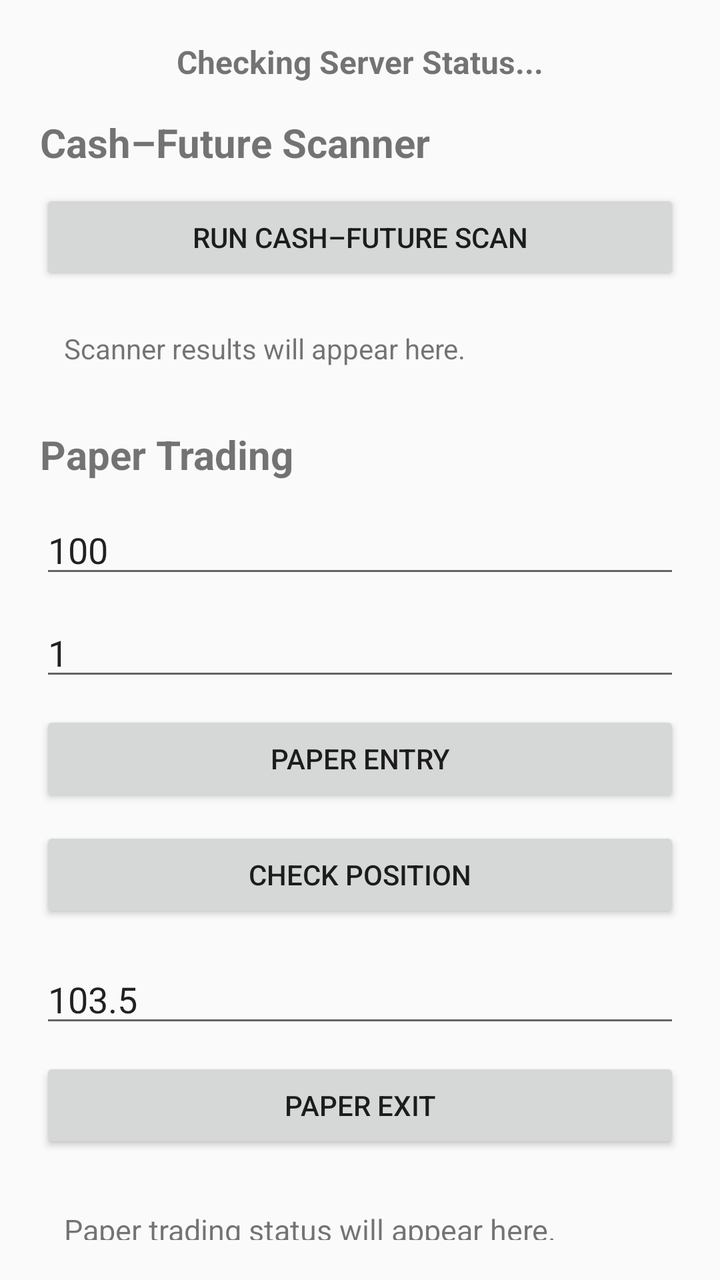
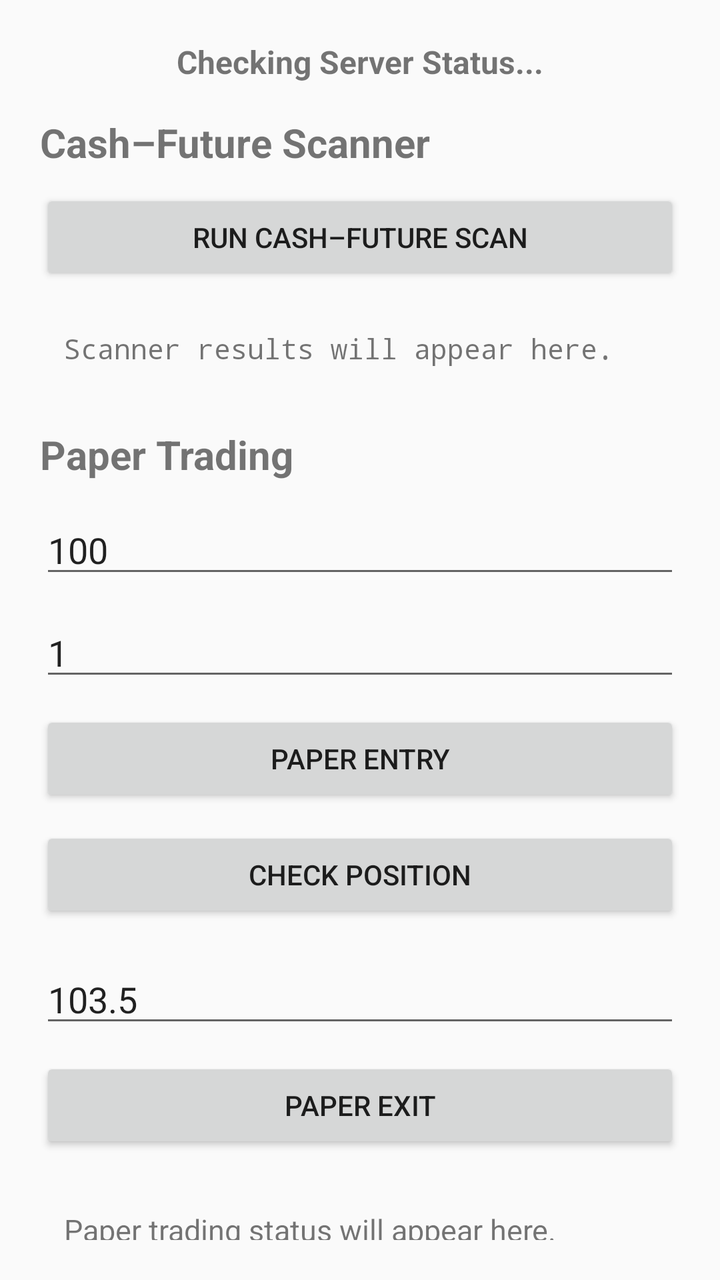

Screens rendered from an Android XML layout before and after an edit, with the pre-edit source and the edit as a unified diff.
<!-- AndroidManifest.xml: application theme Theme.AppCompat.DayNight.DarkActionBar -->
<!-- res/layout/activity_main.xml -->
<?xml version="1.0" encoding="utf-8"?>
<ScrollView xmlns:android="http://schemas.android.com/apk/res/android" android:layout_width="match_parent" android:layout_height="match_parent" android:padding="20dp">
    <LinearLayout android:layout_width="match_parent" android:layout_height="wrap_content" android:orientation="vertical">
        <TextView android:id="@+id/tvStatus" android:layout_width="match_parent" android:layout_height="wrap_content" android:text="Checking Server Status..." android:textSize="16sp" android:textStyle="bold" android:gravity="center" android:paddingBottom="16dp" />
        <TextView android:layout_width="match_parent" android:layout_height="wrap_content" android:text="Cash–Future Scanner" android:textSize="20sp" android:textStyle="bold" android:paddingBottom="10dp" />
        <Button android:id="@+id/btnRunScanner" android:layout_width="match_parent" android:layout_height="wrap_content" android:text="RUN CASH–FUTURE SCAN" android:layout_marginBottom="10dp" />
        <TextView android:id="@+id/tvScannerResult" android:layout_width="match_parent" android:layout_height="wrap_content" android:text="Scanner results will appear here." android:textSize="14sp" android:padding="12dp" android:layout_marginBottom="18dp" />
        <TextView android:layout_width="match_parent" android:layout_height="wrap_content" android:text="Paper Trading" android:textSize="20sp" android:textStyle="bold" android:paddingBottom="12dp" />
        <EditText android:id="@+id/etEntryPrice" android:layout_width="match_parent" android:layout_height="wrap_content" android:hint="Entry Price" android:inputType="numberDecimal" android:text="100" android:layout_marginBottom="10dp" />
        <EditText android:id="@+id/etQuantity" android:layout_width="match_parent" android:layout_height="wrap_content" android:hint="Quantity" android:inputType="numberDecimal" android:text="1" android:layout_marginBottom="10dp" />
        <Button android:id="@+id/btnPaperEntry" android:layout_width="match_parent" android:layout_height="wrap_content" android:text="PAPER ENTRY" android:layout_marginBottom="10dp" />
        <Button android:id="@+id/btnPaperPosition" android:layout_width="match_parent" android:layout_height="wrap_content" android:text="CHECK POSITION" android:layout_marginBottom="16dp" />
        <EditText android:id="@+id/etExitPrice" android:layout_width="match_parent" android:layout_height="wrap_content" android:hint="Exit Price" android:inputType="numberDecimal" android:text="103.5" android:layout_marginBottom="10dp" />
        <Button android:id="@+id/btnPaperExit" android:layout_width="match_parent" android:layout_height="wrap_content" android:text="PAPER EXIT" android:layout_marginBottom="16dp" />
        <TextView android:id="@+id/tvPaperResult" android:layout_width="match_parent" android:layout_height="wrap_content" android:text="Paper trading status will appear here." android:textSize="15sp" android:padding="12dp" />
    </LinearLayout>
</ScrollView>
<!-- resources referenced by this layout -->
<resources>

</resources>

<!-- the commit's change to res/layout/activity_main.xml (unified diff, before → after) -->
@@ -4,7 +4,7 @@
         <TextView android:id="@+id/tvStatus" android:layout_width="match_parent" android:layout_height="wrap_content" android:text="Checking Server Status..." android:textSize="16sp" android:textStyle="bold" android:gravity="center" android:paddingBottom="16dp" />
         <TextView android:layout_width="match_parent" android:layout_height="wrap_content" android:text="Cash–Future Scanner" android:textSize="20sp" android:textStyle="bold" android:paddingBottom="10dp" />
         <Button android:id="@+id/btnRunScanner" android:layout_width="match_parent" android:layout_height="wrap_content" android:text="RUN CASH–FUTURE SCAN" android:layout_marginBottom="10dp" />
-        <TextView android:id="@+id/tvScannerResult" android:layout_width="match_parent" android:layout_height="wrap_content" android:text="Scanner results will appear here." android:textSize="14sp" android:padding="12dp" android:layout_marginBottom="18dp" />
+        <TextView android:id="@+id/tvScannerResult" android:layout_width="match_parent" android:layout_height="wrap_content" android:text="Scanner results will appear here." android:textSize="14sp" android:fontFamily="monospace" android:textIsSelectable="true" android:padding="12dp" android:layout_marginBottom="18dp" />
         <TextView android:layout_width="match_parent" android:layout_height="wrap_content" android:text="Paper Trading" android:textSize="20sp" android:textStyle="bold" android:paddingBottom="12dp" />
         <EditText android:id="@+id/etEntryPrice" android:layout_width="match_parent" android:layout_height="wrap_content" android:hint="Entry Price" android:inputType="numberDecimal" android:text="100" android:layout_marginBottom="10dp" />
         <EditText android:id="@+id/etQuantity" android:layout_width="match_parent" android:layout_height="wrap_content" android:hint="Quantity" android:inputType="numberDecimal" android:text="1" android:layout_marginBottom="10dp" />
